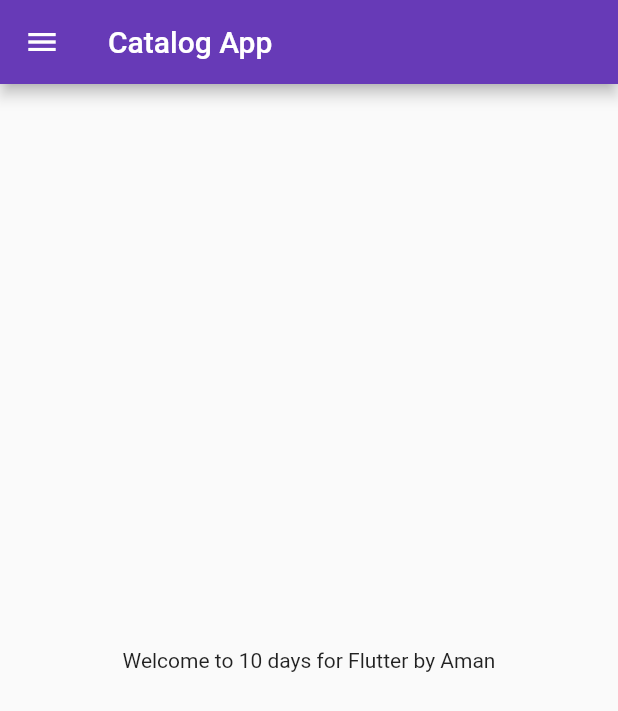
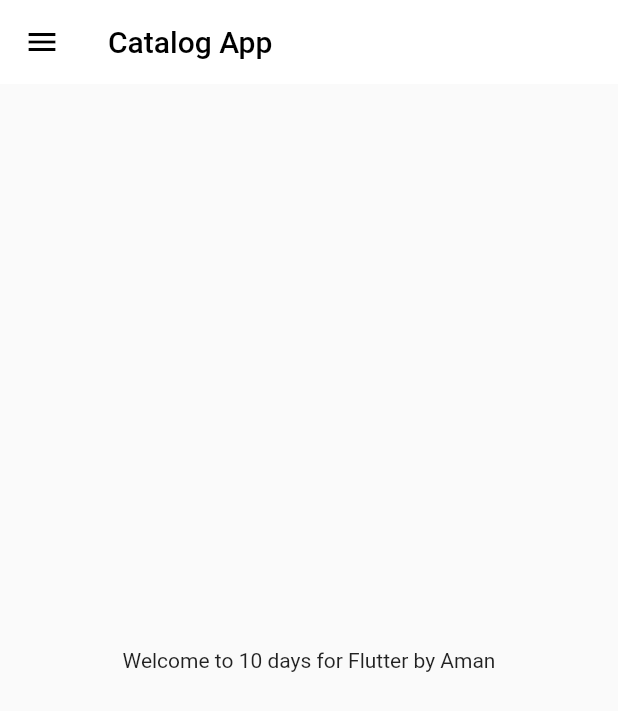
Before and after one commit to amanpatel25/FlutterTutorial, a Flutter app: the screen it shows after launch, on a phone screen of 412 x 824 dp. Shown: the top 711 px of the screen. Run offline on Flutter 3.47's test engine with Material 2 defaults, Android fonts, the phone set to English and light mode, and no system bars.

Commit message:
themes managed

```diff
--- a/lib/main.dart
+++ b/lib/main.dart
@@ -1,6 +1,7 @@
 import 'package:flutter/material.dart';
 import 'package:testflutter/pages/login_page.dart';
 import 'package:testflutter/utils/routes.dart';
+import 'package:testflutter/widgets/themes.dart';
 
 import 'pages/home_page.dart';
 
@@ -15,10 +16,8 @@ class MyApp extends StatelessWidget {
   Widget build(BuildContext context) {
     return MaterialApp(
       themeMode: ThemeMode.light,
-      theme: ThemeData(primarySwatch: Colors.deepPurple),
-      darkTheme: ThemeData(
-        brightness: Brightness.dark,
-      ),
+      theme: MyTheme.lightTheme(context),
+      darkTheme: MyTheme.darkTheme(context),
       debugShowCheckedModeBanner: false,
       initialRoute: MyRoutes.homeRoute,
       routes: {
--- a/lib/pages/home_page.dart
+++ b/lib/pages/home_page.dart
@@ -10,7 +10,10 @@ class HomePage extends StatelessWidget {
   Widget build(BuildContext context) {
     return Scaffold(
       appBar: AppBar(
-        title: Text("Catalog App"),
+        title: Text(
+          "Catalog App",
+          style: TextStyle(color: Colors.black),
+        ),
       ),
       body: Center(
         child: Container(
--- /dev/null
+++ b/lib/widgets/themes.dart
@@ -0,0 +1,15 @@
+import 'package:flutter/material.dart';
+
+class MyTheme {
+  static ThemeData lightTheme(BuildContext context) => ThemeData(
+      primarySwatch: Colors.deepPurple,
+      appBarTheme: AppBarTheme(
+        color: Colors.white,
+        elevation: 0.0,
+        iconTheme: IconThemeData(color: Colors.black),
+      ));
+
+  static ThemeData darkTheme(BuildContext context) => ThemeData(
+        brightness: Brightness.dark,
+      );
+}
```
